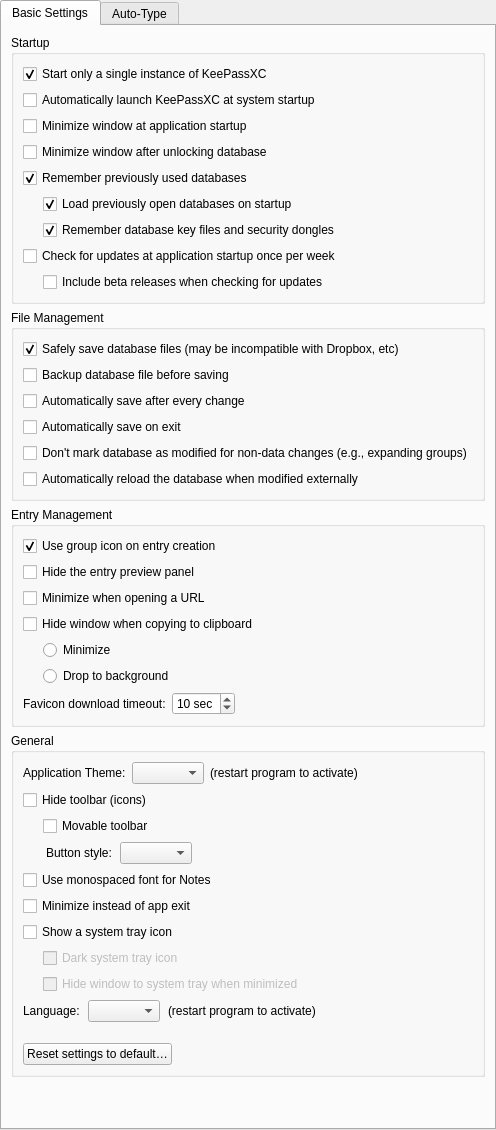
Above: src/gui/ApplicationSettingsWidgetGeneral.ui from keepassxreboot/keepassxc before the change. Below: the same form after it.
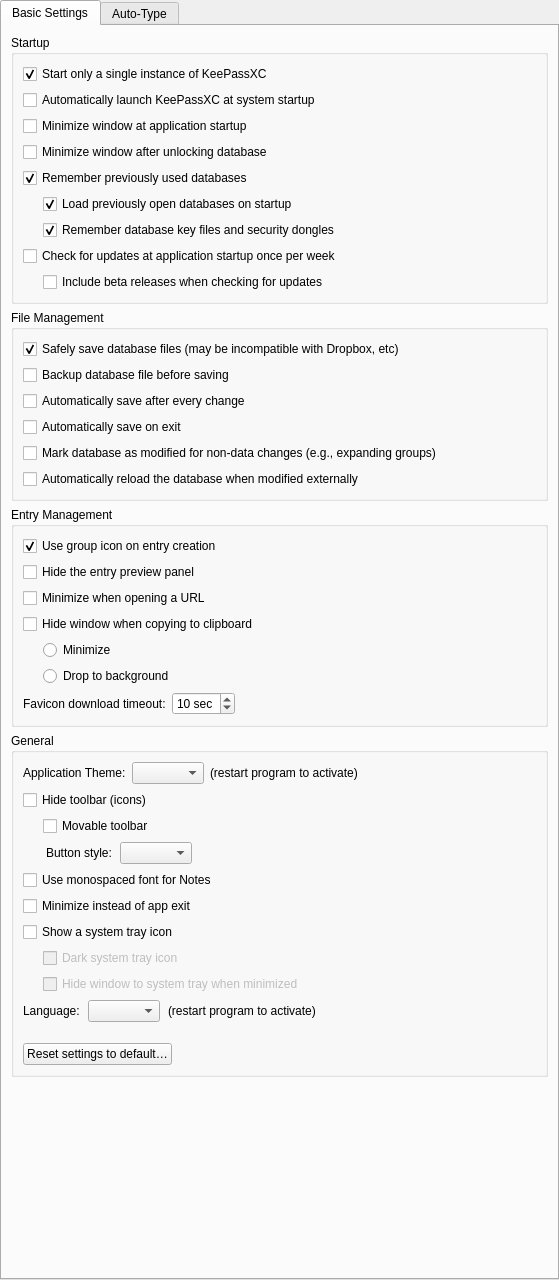
That is the form after the change. Custom widgets are drawn as their Qt base class.

Diff of the .ui file:
```diff
--- a/src/gui/ApplicationSettingsWidgetGeneral.ui
+++ b/src/gui/ApplicationSettingsWidgetGeneral.ui
@@ -6,6 +6,8 @@
    <rect>
     <x>0</x>
     <y>0</y>
+    <width>559</width>
+    <height>1280</height>
    </rect>
   </property>
   <layout class="QVBoxLayout" name="verticalLayout_3">
@@ -230,7 +232,7 @@
           <item>
            <widget class="QCheckBox" name="ignoreGroupExpansionCheckBox">
             <property name="text">
-             <string>Don't mark database as modified for non-data changes (e.g., expanding groups)</string>
+             <string>Mark database as modified for non-data changes (e.g., expanding groups)</string>
             </property>
            </widget>
           </item>
```
Left out of the diff: 2 changed lines with no effect on the pictures.
